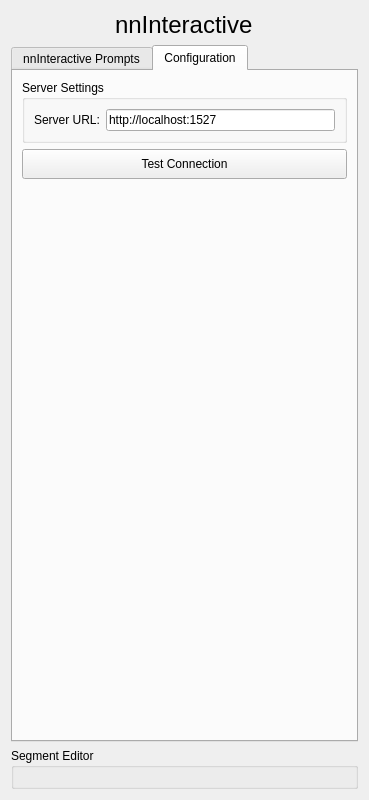
coendevente/SlicerNNInteractive, file slicer_plugin/SlicerNNInteractive/Resources/UI/SlicerNNInteractive.ui: the form before one commit.
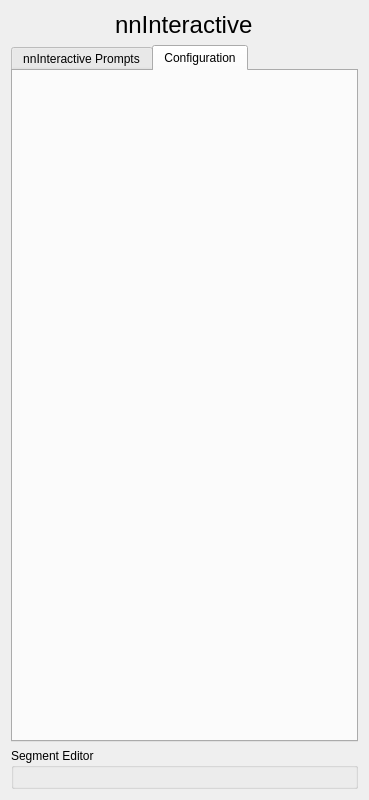
The form after the commit. The open tabs and pages were chosen to show the change. Custom widgets are drawn as their Qt base class.

```diff
--- a/slicer_plugin/SlicerNNInteractive/Resources/UI/SlicerNNInteractive.ui
+++ b/slicer_plugin/SlicerNNInteractive/Resources/UI/SlicerNNInteractive.ui
@@ -295,49 +295,6 @@
          <string>Configuration</string>
         </attribute>
         <layout class="QVBoxLayout" name="verticalLayout_10">
-         <item>
-          <widget class="QGroupBox" name="serverGroup">
-           <property name="title">
-            <string>Server Settings</string>
-           </property>
-           <layout class="QVBoxLayout" name="verticalLayout_5">
-            <item>
-             <layout class="QHBoxLayout" name="horizontalLayout_server">
-              <item>
-               <widget class="QLabel" name="label">
-                <property name="text">
-                 <string>Server URL:</string>
-                </property>
-               </widget>
-              </item>
-              <item>
-               <widget class="QLineEdit" name="Server">
-                <property name="text">
-                 <string>http://localhost:1527</string>
-                </property>
-               </widget>
-              </item>
-             </layout>
-            </item>
-           </layout>
-          </widget>
-         </item>
-         <item>
-          <widget class="QPushButton" name="pbTestServer">
-           <property name="minimumSize">
-            <size>
-             <width>0</width>
-             <height>30</height>
-            </size>
-           </property>
-           <property name="toolTip">
-            <string>Test if the the server is reachable.</string>
-           </property>
-           <property name="text">
-            <string>Test Connection</string>
-           </property>
-          </widget>
-         </item>
          <item>
           <spacer name="verticalSpacer">
            <property name="orientation">
```
Left out of the diff: 22 changed lines with no effect on the pictures.
